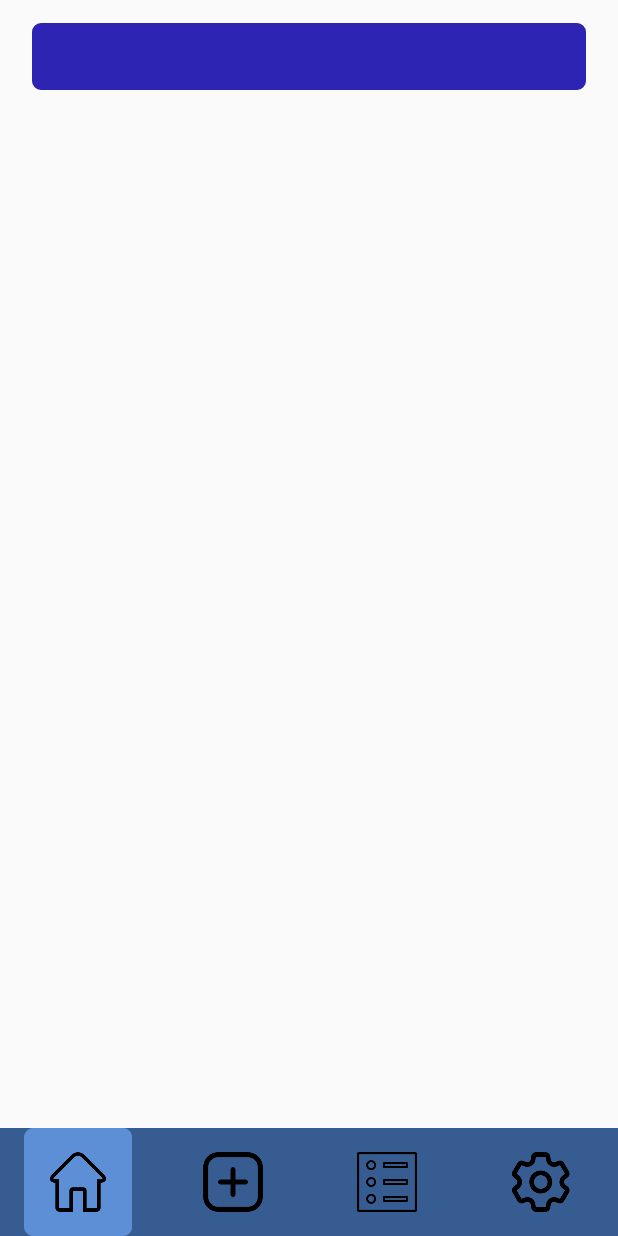
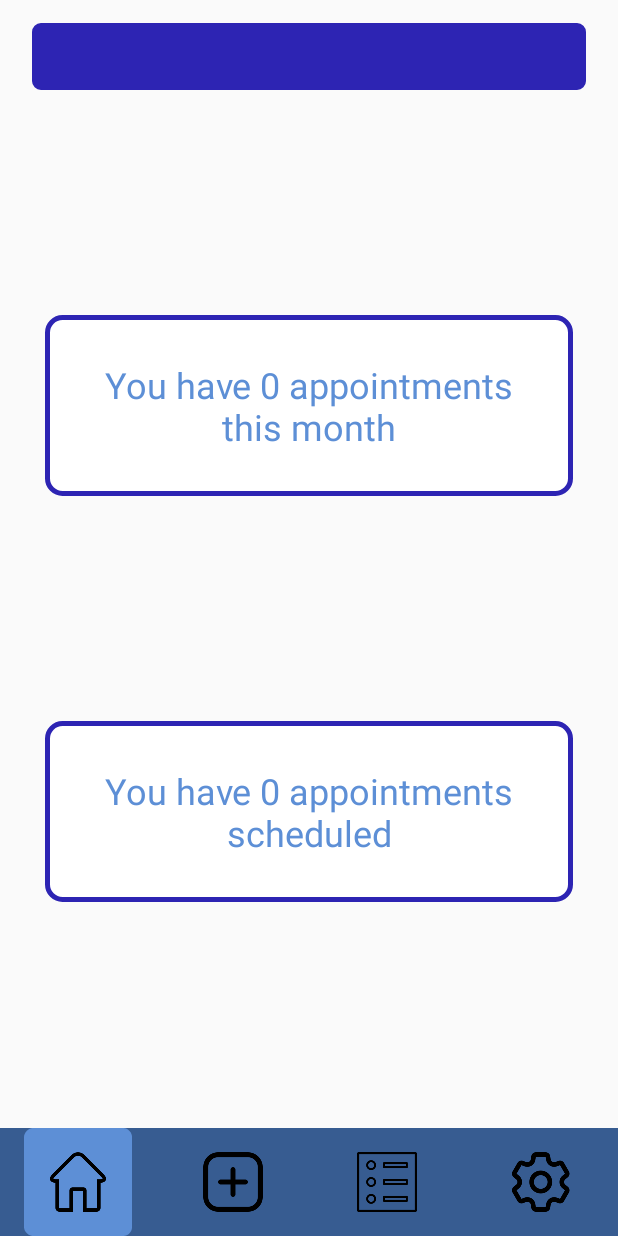
Before and after one commit to angelomorgado/AiSenhorDoutorMobileApp, an Android app: the InitialPage screen opened directly, with no data from a screen before it, on a phone screen of 412 x 824 dp. Run offline under Robolectric (Android 15) with nearby library versions, the phone set to English and light mode, and no system bars; our stand-ins replace Room's generated code; 6 statements that could not run were skipped.

Commit message:
almost done + transitions

```diff
--- a/app/src/main/java/pt/ubi/di/pmd/a43855_t5/AddAppointment.java
+++ b/app/src/main/java/pt/ubi/di/pmd/a43855_t5/AddAppointment.java
@@ -253,7 +253,7 @@ public class AddAppointment extends Activity {
                     Intent AddToList = new Intent(this, AppointmentList.class);
                     AddToList.putExtra("SNS", id);
                     finish();
-                    this.overridePendingTransition(0, 0);
+                    this.overridePendingTransition(0, R.anim.slide_out_left);
                     startActivity(AddToList);
                 }
         );
@@ -262,7 +262,7 @@ public class AddAppointment extends Activity {
                     Intent AddToSettings = new Intent(this, SettingsPage.class);
                     AddToSettings.putExtra("SNS", id);
                     finish();
-                    this.overridePendingTransition(0, 0);
+                    this.overridePendingTransition(0, R.anim.slide_out_left);
                     startActivity(AddToSettings);
                 }
         );
@@ -271,7 +271,7 @@ public class AddAppointment extends Activity {
                     Intent AddToHome = new Intent(this, InitialPage.class);
                     AddToHome.putExtra("SNS", id);
                     finish();
-                    this.overridePendingTransition(0, 0);
+                    this.overridePendingTransition(0, android.R.anim.slide_out_right);
                     startActivity(AddToHome);
                 }
         );
--- a/app/src/main/java/pt/ubi/di/pmd/a43855_t5/InitialPage.java
+++ b/app/src/main/java/pt/ubi/di/pmd/a43855_t5/InitialPage.java
@@ -9,6 +9,7 @@ import android.widget.TextView;
 
 import androidx.appcompat.app.AlertDialog;
 
+import java.util.Calendar;
 import java.util.List;
 
 public class InitialPage extends Activity {
@@ -16,10 +17,14 @@ public class InitialPage extends Activity {
         String id;
         Client c;
         DataBase db;
-        List<Appointment> list;
+        List<Appointment> list,monthList;
+        Calendar todayCal;
+        int hour,day,month,year, qtAp,remainingAp;
 
         //XML objects
         TextView welcomeMessage;
+        TextView monthAppointments;
+        TextView remainingAppointmens;
         ImageButton home_list_button;
         ImageButton home_add_button;
         ImageButton home_settings_button;
@@ -35,14 +40,35 @@ public class InitialPage extends Activity {
             //Setup the database
             db = DataBase.getInstance(getApplicationContext());
             c = db.myDao().getClientBySNS(Integer.parseInt(id));
+            todayCal = Calendar.getInstance();
+            hour = todayCal.get(Calendar.HOUR_OF_DAY) + 1;
+            day = todayCal.get(Calendar.DAY_OF_MONTH);
+            month = todayCal.get(Calendar.MONTH) + 1;
+            year = todayCal.get(Calendar.YEAR);
 
-            //Setup the appointments list
+            //Appointments this month
+            monthList = db.myDao().getMonthAppointments(year,month,c.getSNS());
+            qtAp = countMonthAppointments();
+
+            //All appointments
             list = db.myDao().getAppointmentsBySNS(c.getSNS());
+            remainingAp = countRemainingAppointments();
+
 
             //Update the title
             welcomeMessage = (TextView) findViewById(R.id.welcomeText);
             String str = getResources().getString(R.string.home_welcome_en, c.getName());
             welcomeMessage.setText(str);
+
+            //Update texts
+            monthAppointments = (TextView) findViewById(R.id.home_monthAp);
+            str = getResources().getString(R.string.home_monthAp_en, qtAp);
+            monthAppointments.setText(str);
+
+            remainingAppointmens = (TextView) findViewById(R.id.home_remainingAp);
+            str = getResources().getString(R.string.home_totalAp_en, remainingAp);
+            remainingAppointmens.setText(str);
+
 
             //Setup the menu buttons
             home_list_button = (ImageButton) findViewById(R.id.home_appointmentsButton);
@@ -54,7 +80,7 @@ public class InitialPage extends Activity {
                         Intent HomeToAdd = new Intent(this, AddAppointment.class);
                         HomeToAdd.putExtra("SNS", id);
                         finish();
-                        this.overridePendingTransition(0, 0);
+                        this.overridePendingTransition(0, R.anim.slide_out_left);
                         startActivity(HomeToAdd);
                     }
             );
@@ -63,7 +89,7 @@ public class InitialPage extends Activity {
                         Intent HomeToList = new Intent(this, AppointmentList.class);
                         HomeToList.putExtra("SNS", id);
                         finish();
-                        this.overridePendingTransition(0, 0);
+                        this.overridePendingTransition(0, R.anim.slide_out_left);
                         startActivity(HomeToList);
                     }
             );
@@ -72,13 +98,44 @@ public class InitialPage extends Activity {
                         Intent HomeToSettings = new Intent(this, SettingsPage.class);
                         HomeToSettings.putExtra("SNS", id);
                         finish();
-                        this.overridePendingTransition(0, 0);
+                        this.overridePendingTransition(0, R.anim.slide_out_left);
                         startActivity(HomeToSettings);
                     }
             );
         }
 
-        @Override
+    private int countRemainingAppointments()
+    {
+            int count = 0;
+            for(int i=0; i<list.size();i++)
+            {
+                if ((list.get(i).getYear() > year)
+                        || (list.get(i).getYear() == year && list.get(i).getMonth() > month)
+                        || (list.get(i).getYear() == year && list.get(i).getMonth() == month && list.get(i).getDay() > day)
+                        || (list.get(i).getYear() == year && list.get(i).getMonth() == month && list.get(i).getDay() == day && list.get(i).getHour() > hour)) {
+                    count++;
+                }
+            }
+
+            return count;
+    }
+
+    private int countMonthAppointments()
+    {
+        int count = 0;
+
+        for(int i=0; i<monthList.size();i++)
+        {
+            if(monthList.get(i).getDay() > day || (monthList.get(i).getDay() == day && monthList.get(i).getHour() > hour))
+            {
+                count++;
+            }
+        }
+
+        return count;
+    }
+
+    @Override
         public void onBackPressed() {
             AlertDialog.Builder builder = new AlertDialog.Builder(this);
 
--- a/app/src/main/java/pt/ubi/di/pmd/a43855_t5/MyDao.java
+++ b/app/src/main/java/pt/ubi/di/pmd/a43855_t5/MyDao.java
@@ -32,6 +32,9 @@ public interface MyDao {
     @Query("SELECT * FROM Appointment WHERE Year = :year AND Month = :month AND Day = :day AND MedicResponsable = :medic AND Hour = :hour")
     public List<Appointment> checkAppointment(int year, int month, int day, String medic, int hour);
 
+    @Query("SELECT * FROM Appointment WHERE Year = :year AND Month = :month AND SNS = :nSns")
+    public List<Appointment> getMonthAppointments(int year, int month, int nSns);
+
     @Insert
     public void addAppointment(Appointment a);
 }
--- a/app/src/main/java/pt/ubi/di/pmd/a43855_t5/SettingsPage.java
+++ b/app/src/main/java/pt/ubi/di/pmd/a43855_t5/SettingsPage.java
@@ -77,7 +77,7 @@ public class SettingsPage extends Activity {
                     Intent SettingsToAdd = new Intent(this, AddAppointment.class);
                     SettingsToAdd.putExtra("SNS", id);
                     finish();
-                    this.overridePendingTransition(0, 0);
+                    this.overridePendingTransition(0, android.R.anim.slide_out_right);
                     startActivity(SettingsToAdd);
                 }
         );
@@ -86,7 +86,7 @@ public class SettingsPage extends Activity {
                     Intent SettingsToList = new Intent(this, AppointmentList.class);
                     SettingsToList.putExtra("SNS", id);
                     finish();
-                    this.overridePendingTransition(0, 0);
+                    this.overridePendingTransition(0, android.R.anim.slide_out_right);
                     startActivity(SettingsToList);
                 }
         );
@@ -95,7 +95,7 @@ public class SettingsPage extends Activity {
                     Intent SettingsToHome = new Intent(this, InitialPage.class);
                     SettingsToHome.putExtra("SNS", id);
                     finish();
-                    this.overridePendingTransition(0, 0);
+                    this.overridePendingTransition(0, android.R.anim.slide_out_right);
                     startActivity(SettingsToHome);
                 }
         );
--- a/app/src/main/res/layout/add_appointment.xml
+++ b/app/src/main/res/layout/add_appointment.xml
@@ -195,7 +195,7 @@
                     android:layout_height="wrap_content"
                     android:layout_gravity="center"
                     android:minHeight="48dp"
-                    android:text="9" />
+                    android:text="8" />
 
                 <Space
                     android:layout_width="match_parent"
@@ -213,9 +213,8 @@
                 android:id="@+id/contactEmail"
                 android:layout_width="match_parent"
                 android:layout_height="wrap_content"
-                android:autofillHints="text"
                 android:hint="@string/add_contactHint_en"
-                android:inputType="textMultiLine"
+                android:inputType="textMultiLine|textEmailAddress"
                 android:maxLength="50"
                 android:minHeight="48dp"
                 android:textAlignment="center"
--- a/app/src/main/res/layout/initial_page.xml
+++ b/app/src/main/res/layout/initial_page.xml
@@ -25,6 +25,57 @@
 
     <!--Menu-->
     <LinearLayout
+        android:id="@+id/initial_body"
+        android:layout_width="match_parent"
+        android:layout_height="0dp"
+        android:orientation="vertical"
+        app:layout_constraintBottom_toTopOf="@+id/initial_menu"
+        app:layout_constraintTop_toBottomOf="@+id/welcomeText"
+        >
+
+
+        <Space
+            android:layout_width="match_parent"
+            android:layout_height="wrap_content"
+            android:layout_weight="1"/>
+
+        <TextView
+            android:id="@+id/home_monthAp"
+            android:layout_width="match_parent"
+            android:layout_height="wrap_content"
+            android:background="@drawable/appointment_view"
+            android:textAlignment="center"
+            android:layout_marginHorizontal="30dp"
+            android:textColor="#5D8FD6"
+            android:padding="30sp"
+            android:textSize="24sp"
+            android:text="TextView" />
+
+        <Space
+            android:layout_width="match_parent"
+            android:layout_height="wrap_content"
+            android:layout_weight="1"/>
+
+        <TextView
+            android:id="@+id/home_remainingAp"
+            android:layout_width="match_parent"
+            android:layout_height="wrap_content"
+            android:background="@drawable/appointment_view"
+            android:textAlignment="center"
+            android:layout_marginHorizontal="30dp"
+            android:textColor="#5D8FD6"
+            android:padding="30sp"
+            android:textSize="24sp"
+            android:text="TextView" />
+
+        <Space
+            android:layout_width="match_parent"
+            android:layout_height="wrap_content"
+            android:layout_weight="1"/>
+    </LinearLayout>
+
+    <LinearLayout
+        android:id="@+id/initial_menu"
         android:layout_width="match_parent"
         android:layout_height="wrap_content"
         android:gravity="bottom|clip_vertical"
--- a/app/src/main/res/layout/spinner_layout.xml
+++ b/app/src/main/res/layout/spinner_layout.xml
@@ -4,7 +4,7 @@
     xmlns:android="http://schemas.android.com/apk/res/android"
     android:layout_width="match_parent"
     android:layout_height="wrap_content"
-    android:padding="10dp"
+    android:padding="15dp"
     android:textColor="#000000"
     android:textAlignment="center"
     />
--- a/app/src/main/res/values/strings.xml
+++ b/app/src/main/res/values/strings.xml
@@ -30,6 +30,10 @@
     <!---Home page-->
     <string name="home_welcome_en">Welcome %1$s!</string>
     <string name="home_welcome_pt">Seja Bem-vindo %1$s!</string>
+    <string name="home_monthAp_en">You have <b>%1$d</b> appointments this month</string>
+    <string name="home_monthAp_pt">Você tem <b>%1$d</b> consultas este mês</string>
+    <string name="home_totalAp_en">You have <b>%1$d</b> appointments scheduled</string>
+    <string name="home_totalAp_pt">Você tem <b>%1$d</b> consultas marcadas</string>
 
     <!--Add appointment-->
     <string name="add_welcome_en">Add Appointment</string>
```
Also changed, not shown: app/src/main/java/pt/ubi/di/pmd/a43855_t5/AppointmentList.java (+5 -3 lines), app/src/main/res/anim/slide_in_right.xml (added, +25 -0 lines), app/src/main/res/anim/slide_out_left.xml (added, +25 -0 lines).
